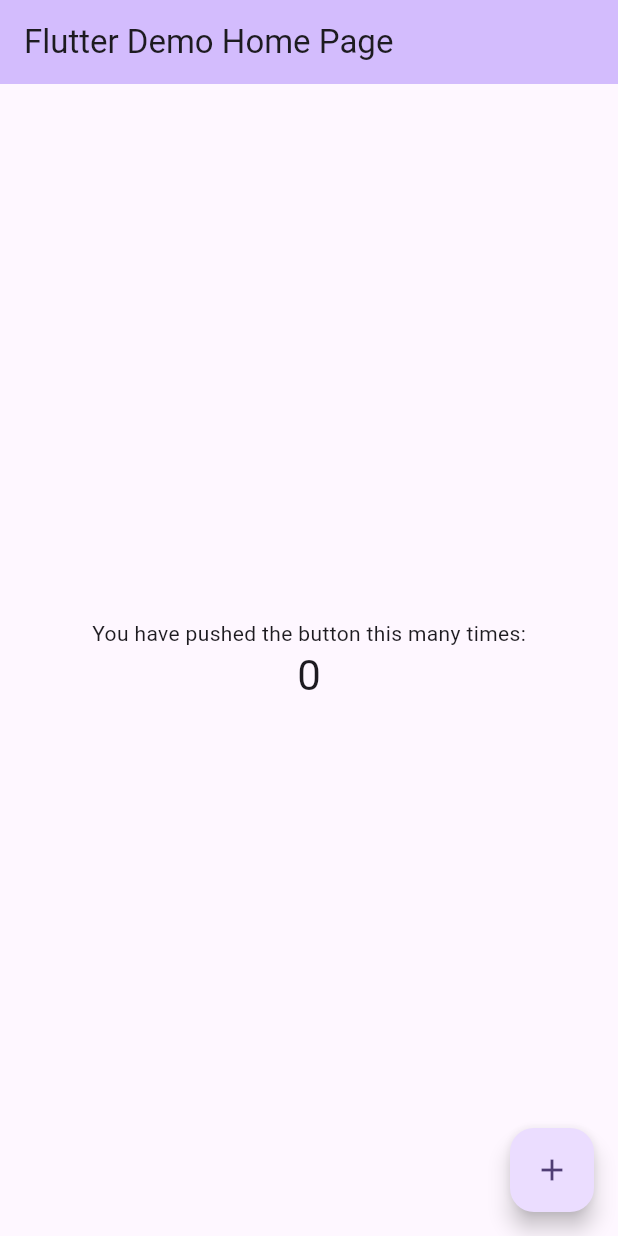
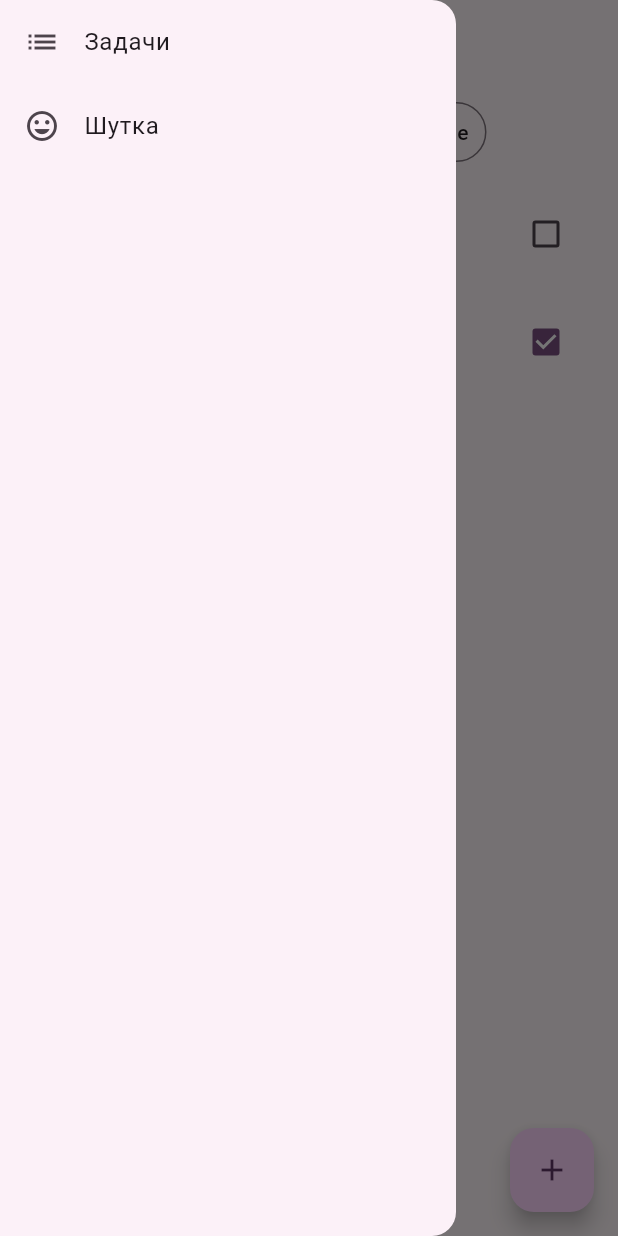
Before and after one commit to TomiksOfficial/TaskManagerFlutter, a Flutter app: the screen it shows after launch, with the side drawer open (before the commit the screen has no drawer), on a phone screen of 412 x 824 dp. Run offline on Flutter 3.47's test engine with Material 3 defaults, Android fonts, the phone set to English and light mode, and no system bars.

Commit message:
LR4 COOOOOOOOL INTERFACE

```diff
--- a/app/lib/main.dart
+++ b/app/lib/main.dart
@@ -1,122 +1,29 @@
 import 'package:flutter/material.dart';
+import 'screens/tasks_screen.dart';
+import 'screens/fun_screen.dart';
+import 'screens/add_edit_task_screen.dart';
 
 void main() {
-  runApp(const MyApp());
+  runApp(TaskManagerApp());
 }
 
-class MyApp extends StatelessWidget {
-  const MyApp({super.key});
+class TaskManagerApp extends StatelessWidget {
+  const TaskManagerApp({super.key});
 
-  // This widget is the root of your application.
   @override
   Widget build(BuildContext context) {
     return MaterialApp(
-      title: 'Flutter Demo',
+      title: 'Менеджер задач',
       theme: ThemeData(
-        // This is the theme of your application.
-        //
-        // TRY THIS: Try running your application with "flutter run". You'll see
-        // the application has a purple toolbar. Then, without quitting the app,
-        // try changing the seedColor in the colorScheme below to Colors.green
-        // and then invoke "hot reload" (save your changes or press the "hot
-        // reload" button in a Flutter-supported IDE, or press "r" if you used
-        // the command line to start the app).
-        //
-        // Notice that the counter didn't reset back to zero; the application
-        // state is not lost during the reload. To reset the state, use hot
-        // restart instead.
-        //
-        // This works for code too, not just values: Most code changes can be
-        // tested with just a hot reload.
-        colorScheme: ColorScheme.fromSeed(seedColor: Colors.deepPurple),
+        colorScheme: ColorScheme.fromSeed(seedColor: const Color.fromARGB(255, 177, 22, 212)),
+        useMaterial3: true,
       ),
-      home: const MyHomePage(title: 'Flutter Demo Home Page'),
+      home: TasksScreen(),
+      routes: {
+        '/tasks': (context) => TasksScreen(),
+        '/fun': (context) => FunScreen(),
+        '/addTask': (context) => AddEditTaskScreen(),
+      },
     );
   }
 }
-
-class MyHomePage extends StatefulWidget {
-  const MyHomePage({super.key, required this.title});
-
-  // This widget is the home page of your application. It is stateful, meaning
-  // that it has a State object (defined below) that contains fields that affect
-  // how it looks.
-
-  // This class is the configuration for the state. It holds the values (in this
-  // case the title) provided by the parent (in this case the App widget) and
-  // used by the build method of the State. Fields in a Widget subclass are
-  // always marked "final".
-
-  final String title;
-
-  @override
-  State<MyHomePage> createState() => _MyHomePageState();
-}
-
-class _MyHomePageState extends State<MyHomePage> {
-  int _counter = 0;
-
-  void _incrementCounter() {
-    setState(() {
-      // This call to setState tells the Flutter framework that something has
-      // changed in this State, which causes it to rerun the build method below
-      // so that the display can reflect the updated values. If we changed
-      // _counter without calling setState(), then the build method would not be
-      // called again, and so nothing would appear to happen.
-      _counter++;
-    });
-  }
-
-  @override
-  Widget build(BuildContext context) {
-    // This method is rerun every time setState is called, for instance as done
-    // by the _incrementCounter method above.
-    //
-    // The Flutter framework has been optimized to make rerunning build methods
-    // fast, so that you can just rebuild anything that needs updating rather
-    // than having to individually change instances of widgets.
-    return Scaffold(
-      appBar: AppBar(
-        // TRY THIS: Try changing the color here to a specific color (to
-        // Colors.amber, perhaps?) and trigger a hot reload to see the AppBar
-        // change color while the other colors stay the same.
-        backgroundColor: Theme.of(context).colorScheme.inversePrimary,
-        // Here we take the value from the MyHomePage object that was created by
-        // the App.build method, and use it to set our appbar title.
-        title: Text(widget.title),
-      ),
-      body: Center(
-        // Center is a layout widget. It takes a single child and positions it
-        // in the middle of the parent.
-        child: Column(
-          // Column is also a layout widget. It takes a list of children and
-          // arranges them vertically. By default, it sizes itself to fit its
-          // children horizontally, and tries to be as tall as its parent.
-          //
-          // Column has various properties to control how it sizes itself and
-          // how it positions its children. Here we use mainAxisAlignment to
-          // center the children vertically; the main axis here is the vertical
-          // axis because Columns are vertical (the cross axis would be
-          // horizontal).
-          //
-          // TRY THIS: Invoke "debug painting" (choose the "Toggle Debug Paint"
-          // action in the IDE, or press "p" in the console), to see the
-          // wireframe for each widget.
-          mainAxisAlignment: MainAxisAlignment.center,
-          children: <Widget>[
-            const Text('You have pushed the button this many times:'),
-            Text(
-              '$_counter',
-              style: Theme.of(context).textTheme.headlineMedium,
-            ),
-          ],
-        ),
-      ),
-      floatingActionButton: FloatingActionButton(
-        onPressed: _incrementCounter,
-        tooltip: 'Increment',
-        child: const Icon(Icons.add),
-      ), // This trailing comma makes auto-formatting nicer for build methods.
-    );
-  }
-}
--- /dev/null
+++ b/app/lib/screens/tasks_screen.dart
@@ -0,0 +1,82 @@
+import 'package:flutter/material.dart';
+import '../widgets/task_list_tile.dart';
+import '../widgets/filter_toggle.dart';
+import '../widgets/custom_drawer.dart';
+import '../screens/add_edit_task_screen.dart';
+
+class TasksScreen extends StatefulWidget {
+  const TasksScreen({super.key});
+
+  @override
+  State<TasksScreen> createState() => _TasksScreenState();
+}
+
+class _TasksScreenState extends State<TasksScreen> {
+  String filter = 'all';
+
+  List<Map<String, dynamic>> tasks = [
+    {'title': 'Учеба', 'desc': 'Подготовить отчёт', 'done': false},
+    {'title': 'Магазин', 'desc': 'Купить продукты', 'done': true},
+  ];
+
+  List<Map<String, dynamic>> get filteredTasks =>
+      filter == 'all' ? tasks : tasks.where((t) => t['done'] == true).toList();
+
+  @override
+  Widget build(BuildContext context) {
+    return Scaffold(
+      appBar: AppBar(title: Text('Задачи')),
+      drawer: CustomDrawer(),
+      body: Column(
+        children: [
+          FilterToggle(
+            selected: filter,
+            onFilterChanged: (value) {
+              setState(() {
+                filter = value;
+              });
+            },
+          ),
+          Expanded(
+            child: ListView.builder(
+              itemCount: filteredTasks.length,
+              itemBuilder: (context, index) {
+                final task = filteredTasks[index];
+                return TaskListTile(
+                  title: task['title'] as String,
+                  description: task['desc'] as String,
+                  completed: task['done'] as bool,
+                  onChanged: (val) {
+                    setState(() {
+                      task['done'] = val ?? false;
+                    });
+                  },
+                  onTap: () async {
+                    await Navigator.push(
+                      context,
+                      MaterialPageRoute(
+                        builder: (context) => AddEditTaskScreen(isEdit: true),
+                      ),
+                    );
+                  },
+                );
+              },
+            ),
+          ),
+        ],
+      ),
+      floatingActionButton: FloatingActionButton(
+        onPressed: () {
+          Navigator.push(
+            context,
+            MaterialPageRoute(
+              builder: (context) => AddEditTaskScreen(),
+            ),
+          );
+        },
+        tooltip: 'Добавить задачу',
+        child: Icon(Icons.add),
+      ),
+    );
+  }
+}
--- /dev/null
+++ b/app/lib/widgets/custom_drawer.dart
@@ -0,0 +1,29 @@
+import 'package:flutter/material.dart';
+
+class CustomDrawer extends StatelessWidget {
+  const CustomDrawer({super.key});
+
+  @override
+  Widget build(BuildContext context) {
+    return Drawer(
+      child: ListView(
+        children: [
+          ListTile(
+            leading: Icon(Icons.list),
+            title: Text('Задачи'),
+            onTap: () {
+              Navigator.pushReplacementNamed(context, '/tasks');
+            },
+          ),
+          ListTile(
+            leading: Icon(Icons.mood),
+            title: Text('Шутка'),
+            onTap: () {
+              Navigator.pushReplacementNamed(context, '/fun');
+            },
+          ),
+        ],
+      ),
+    );
+  }
+}
--- /dev/null
+++ b/app/lib/widgets/filter_toggle.dart
@@ -0,0 +1,24 @@
+import 'package:flutter/material.dart';
+
+class FilterToggle extends StatelessWidget {
+  final String selected;
+  final ValueChanged<String> onFilterChanged;
+  const FilterToggle({super.key, required this.selected, required this.onFilterChanged});
+
+  @override
+  Widget build(BuildContext context) {
+    return Padding(
+      padding: EdgeInsets.symmetric(vertical: 8),
+      child: SegmentedButton(
+        segments: [
+          ButtonSegment(label: Text('Все'), value: 'all'),
+          ButtonSegment(label: Text('Завершённые'), value: 'done')
+        ],
+        selected: {selected},
+        onSelectionChanged: (values) {
+          onFilterChanged(values.first);
+        },
+      ),
+    );
+  }
+}
--- /dev/null
+++ b/app/lib/widgets/task_list_tile.dart
@@ -0,0 +1,31 @@
+import 'package:flutter/material.dart';
+
+class TaskListTile extends StatelessWidget {
+  final String title;
+  final String description;
+  final bool completed;
+  final ValueChanged<bool?> onChanged;
+  final VoidCallback onTap;
+
+  const TaskListTile({
+    super.key,
+    required this.title,
+    required this.description,
+    required this.completed,
+    required this.onChanged,
+    required this.onTap,
+  });
+
+  @override
+  Widget build(BuildContext context) {
+    return ListTile(
+      title: Text(title),
+      subtitle: Text(description),
+      trailing: Checkbox(
+        value: completed,
+        onChanged: onChanged,
+      ),
+      onTap: onTap,
+    );
+  }
+}
```
Also changed, not shown: app/lib/screens/add_edit_task_screen.dart (added, +52 -0 lines), app/lib/screens/fun_screen.dart (added, +37 -0 lines), 2 other files.
